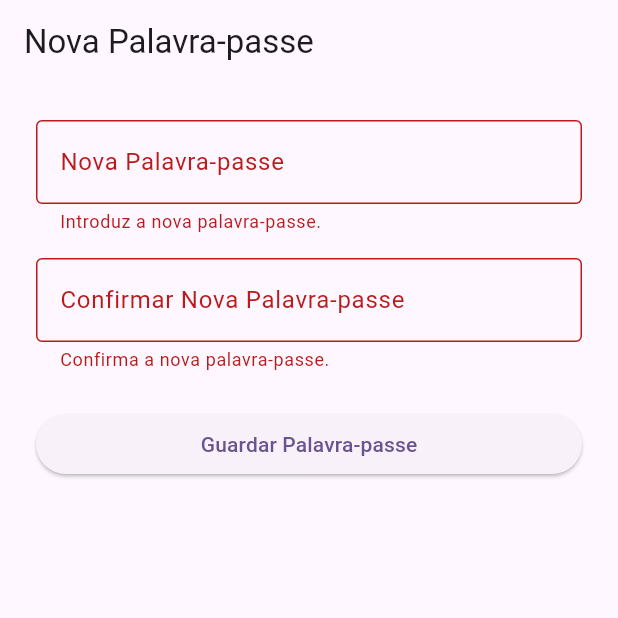
After one commit to RodrigoFrancisquinho/Flappy_ISCTE, a Flutter app: the NovaPalavraPasseScreen screen opened directly, after a tap on "Guardar Palavra-passe", on a phone screen of 412 x 824 dp, the top half of it. The commit adds this screen. Run offline on Flutter 3.47's test engine with Material 3 defaults, Android fonts, the phone set to English and light mode, and no system bars; our stand-ins replace image_picker, supabase_flutter; missing offline and left inert: flame; accounts and stored records are empty.

Commit message:
Implementa recuperação de palavra-passe por e-mail com Supabase

```diff
--- a/lib/main.dart
+++ b/lib/main.dart
@@ -1,3 +1,5 @@
+import 'dart:async';
+
 import 'package:flame/game.dart';
 import 'package:flutter/material.dart';
 import 'package:supabase_flutter/supabase_flutter.dart';
@@ -9,6 +11,7 @@ import 'screens/admin.dart';
 import 'screens/definicoes.dart';
 import 'screens/leaderboard.dart';
 import 'screens/login.dart';
+import 'screens/nova_palavra_passe.dart';
 import 'services/auth_service.dart';
 import 'services/perfil_service.dart';
 import 'services/score_service.dart';
@@ -22,14 +25,50 @@ Future<void> main() async {
   runApp(const MyApp());
 }
 
-class MyApp extends StatelessWidget {
+final GlobalKey<NavigatorState> navigatorKey = GlobalKey<NavigatorState>();
+
+class MyApp extends StatefulWidget {
   const MyApp({super.key});
+
+  @override
+  State<MyApp> createState() => _MyAppState();
+}
+
+class _MyAppState extends State<MyApp> {
+  late final StreamSubscription<AuthState> _authSubscription;
+
+  @override
+  void initState() {
+    super.initState();
+    _authSubscription =
+        Supabase.instance.client.auth.onAuthStateChange.listen((data) {
+      final AuthChangeEvent event = data.event;
+      if (event == AuthChangeEvent.passwordRecovery) {
+        // Pequeno atraso para garantir que a UI original (Login) terminou o build
+        Future.delayed(const Duration(milliseconds: 200), () {
+          if (navigatorKey.currentState?.mounted ?? false) {
+            navigatorKey.currentState?.pushAndRemoveUntil(
+              MaterialPageRoute(builder: (_) => const NovaPalavraPasseScreen()),
+              (route) => false,
+            );
+          }
+        });
+      }
+    });
+  }
+
+  @override
+  void dispose() {
+    _authSubscription.cancel();
+    super.dispose();
+  }
 
   @override
   Widget build(BuildContext context) {
     final session = Supabase.instance.client.auth.currentSession;
 
     return MaterialApp(
+      navigatorKey: navigatorKey,
       debugShowCheckedModeBanner: false,
       title: 'Flappy Game',
       theme: ThemeData(
--- /dev/null
+++ b/lib/screens/nova_palavra_passe.dart
@@ -0,0 +1,159 @@
+import 'package:flutter/material.dart';
+import 'package:supabase_flutter/supabase_flutter.dart';
+
+import 'login.dart';
+
+class NovaPalavraPasseScreen extends StatefulWidget {
+  const NovaPalavraPasseScreen({super.key});
+
+  @override
+  State<NovaPalavraPasseScreen> createState() => _NovaPalavraPasseScreenState();
+}
+
+class _NovaPalavraPasseScreenState extends State<NovaPalavraPasseScreen> {
+  final _formKey = GlobalKey<FormState>();
+  final _novaPasswordController = TextEditingController();
+  final _confirmarPasswordController = TextEditingController();
+
+  bool _carregando = false;
+  String? _mensagemErro;
+
+  @override
+  void dispose() {
+    _novaPasswordController.dispose();
+    _confirmarPasswordController.dispose();
+    super.dispose();
+  }
+
+  Future<void> _guardarPalavraPasse() async {
+    setState(() {
+      _mensagemErro = null;
+    });
+
+    if (!_formKey.currentState!.validate()) {
+      return;
+    }
+
+    if (_novaPasswordController.text != _confirmarPasswordController.text) {
+      setState(() {
+        _mensagemErro = 'As palavras-passe não coincidem.';
+      });
+      return;
+    }
+
+    setState(() {
+      _carregando = true;
+    });
+
+    try {
+      await Supabase.instance.client.auth.updateUser(
+        UserAttributes(password: _novaPasswordController.text),
+      );
+
+      await Supabase.instance.client.auth.signOut();
+
+      if (mounted) {
+        ScaffoldMessenger.of(context).showSnackBar(
+          const SnackBar(
+            content: Text('Palavra-passe atualizada com sucesso!'),
+            backgroundColor: Colors.green,
+          ),
+        );
+
+        Navigator.of(context).pushAndRemoveUntil(
+          MaterialPageRoute(builder: (_) => const LoginScreen()),
+          (route) => false,
+        );
+      }
+    } on AuthException catch (e) {
+      setState(() {
+        _mensagemErro = e.message;
+      });
+    } catch (e) {
+      setState(() {
+        _mensagemErro = 'Erro ao atualizar a palavra-passe. Tenta novamente.';
+      });
+    } finally {
+      if (mounted) {
+        setState(() {
+          _carregando = false;
+        });
+      }
+    }
+  }
+
+  @override
+  Widget build(BuildContext context) {
+    return Scaffold(
+      appBar: AppBar(
+        title: const Text('Nova Palavra-passe'),
+      ),
+      body: SingleChildScrollView(
+        padding: const EdgeInsets.all(24.0),
+        child: Form(
+          key: _formKey,
+          child: Column(
+            crossAxisAlignment: CrossAxisAlignment.stretch,
+            children: [
+              if (_mensagemErro != null) ...[
+                Container(
+                  padding: const EdgeInsets.all(12.0),
+                  decoration: BoxDecoration(
+                    color: Colors.red.shade100,
+                    borderRadius: BorderRadius.circular(8.0),
+                  ),
+                  child: Text(
+                    _mensagemErro!,
+                    style: TextStyle(color: Colors.red.shade900),
+                  ),
+                ),
+                const SizedBox(height: 16.0),
+              ],
+              TextFormField(
+                controller: _novaPasswordController,
+                obscureText: true,
+                decoration: const InputDecoration(
+                  labelText: 'Nova Palavra-passe',
+                  border: OutlineInputBorder(),
+                ),
+                validator: (valor) {
+                  final v = valor ?? '';
+                  if (v.isEmpty) {
+                    return 'Introduz a nova palavra-passe.';
+                  }
+                  if (v.length < 6) {
+                    return 'A palavra-passe deve ter pelo menos 6 caracteres.';
+                  }
+                  return null;
+                },
+              ),
+              const SizedBox(height: 16.0),
+              TextFormField(
+                controller: _confirmarPasswordController,
+                obscureText: true,
+                decoration: const InputDecoration(
+                  labelText: 'Confirmar Nova Palavra-passe',
+                  border: OutlineInputBorder(),
+                ),
+                validator: (valor) {
+                  final v = valor ?? '';
+                  if (v.isEmpty) {
+                    return 'Confirma a nova palavra-passe.';
+                  }
+                  return null;
+                },
+              ),
+              const SizedBox(height: 24.0),
+              _carregando
+                  ? const Center(child: CircularProgressIndicator())
+                  : ElevatedButton(
+                      onPressed: _guardarPalavraPasse,
+                      child: const Text('Guardar Palavra-passe'),
+                    ),
+            ],
+          ),
+        ),
+      ),
+    );
+  }
+}
```
Also changed, not shown: lib/screens/login.dart (+105 -0 lines), lib/services/auth_service.dart (+14 -0 lines), 1 other file.
